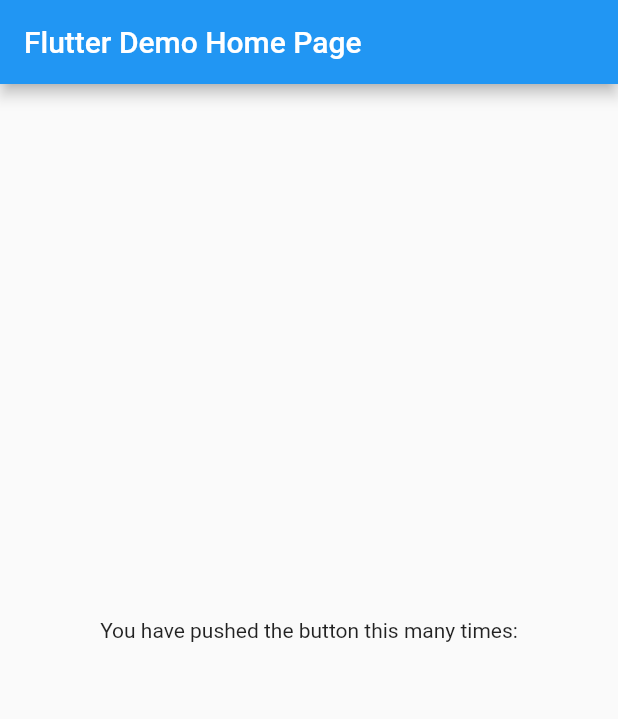
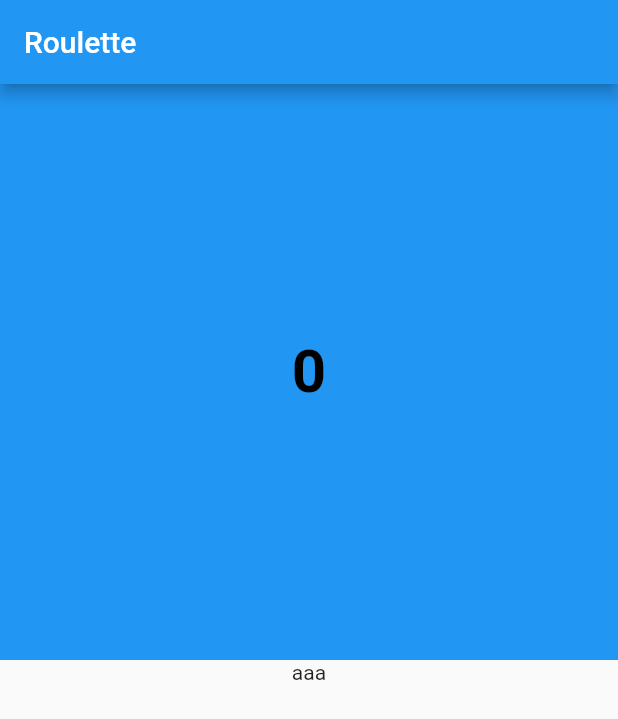
Before and after one commit to yuto90/roulette, a Flutter app: the first screen one second after launch, on a phone screen of 412 x 824 dp. Shown: the top 719 px of the screen. Run offline on Flutter 3.47's test engine with Material 2 defaults, Android fonts, the phone set to English and light mode, and no system bars.

Commit message:
1秒ごとに１増える

```diff
--- a/roulette/lib/main.dart
+++ b/roulette/lib/main.dart
@@ -15,7 +15,7 @@
       theme: ThemeData(
         primarySwatch: Colors.blue,
       ),
-      home: MyHomePage(title: 'Flutter Demo Home Page'),
+      home: MyHomePage(title: 'Roulette'),
     );
   }
 }
@@ -29,7 +29,7 @@
 }
 
 class _MyHomePageState extends State<MyHomePage> {
-  String _counter = '';
+  int _counter = 0;
 
   @override
   void initState() {
@@ -41,10 +41,7 @@
   }
 
   void _onTimer(Timer timer) {
-    DateTime now = DateTime.now();
-    DateFormat formatter = DateFormat('HH:mm:ss');
-    String formattedTime = formatter.format(now);
-    setState(() => _counter = formattedTime);
+    setState(() => _counter++);
   }
 
   @override
@@ -57,12 +54,27 @@
         child: Column(
           mainAxisAlignment: MainAxisAlignment.center,
           children: <Widget>[
-            Text(
-              'You have pushed the button this many times:',
+            Expanded(
+              child: Container(
+                width: double.infinity,
+                // 背景色
+                color: Colors.blue,
+                child: Center(
+                  child: Text(
+                    '$_counter',
+                    style: TextStyle(
+                      fontWeight: FontWeight.bold,
+                      fontSize: 40,
+                      color: Colors.black,
+                    ),
+                  ),
+                ),
+              ),
             ),
-            Text(
-              '$_counter',
-              style: Theme.of(context).textTheme.headline4,
+            Expanded(
+              child: Container(
+                child: Text('aaa'),
+              ),
             ),
           ],
         ),
```
